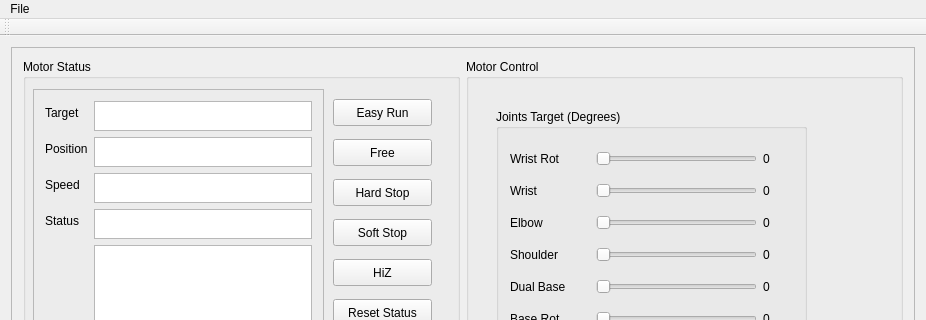
Qt form rbx1/ui/mainwindow.ui (AllainFortier/ROS-RBX1-software) before a commit; both pictures show x 0 to 926 and y 0 to 320 of the 926 by 662 pixel window.
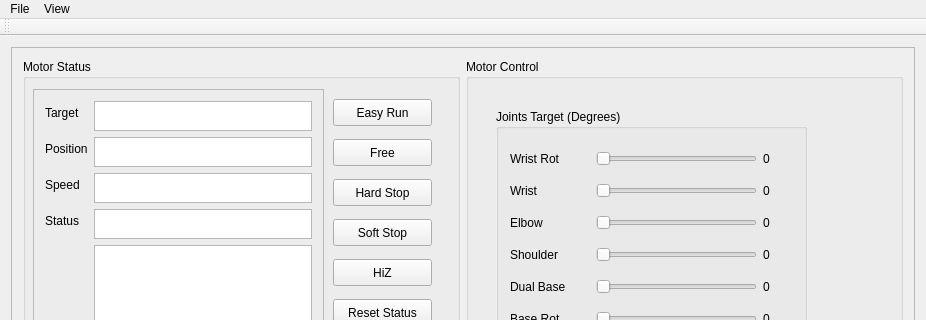
The same form after that commit.

Commit message: - Small UI modification and import reorganisation. - Added more configuration options to allow pid values in config file. - Can show path of robot arm using View -> Show motor plot.

Patch:
```diff
--- a/rbx1/ui/mainwindow.ui
+++ b/rbx1/ui/mainwindow.ui
@@ -865,7 +865,14 @@
     </property>
     <addaction name="actionExit"/>
    </widget>
+   <widget class="QMenu" name="menuView">
+    <property name="title">
+     <string>View</string>
+    </property>
+    <addaction name="actionShow_motor_plot"/>
+   </widget>
    <addaction name="menuRBX1_Control_Station"/>
+   <addaction name="menuView"/>
   </widget>
   <widget class="QToolBar" name="mainToolBar">
    <attribute name="toolBarArea">
```
Left out of the diff: 5 changed lines with no effect on the pictures. The commit also changes 7 other files.
